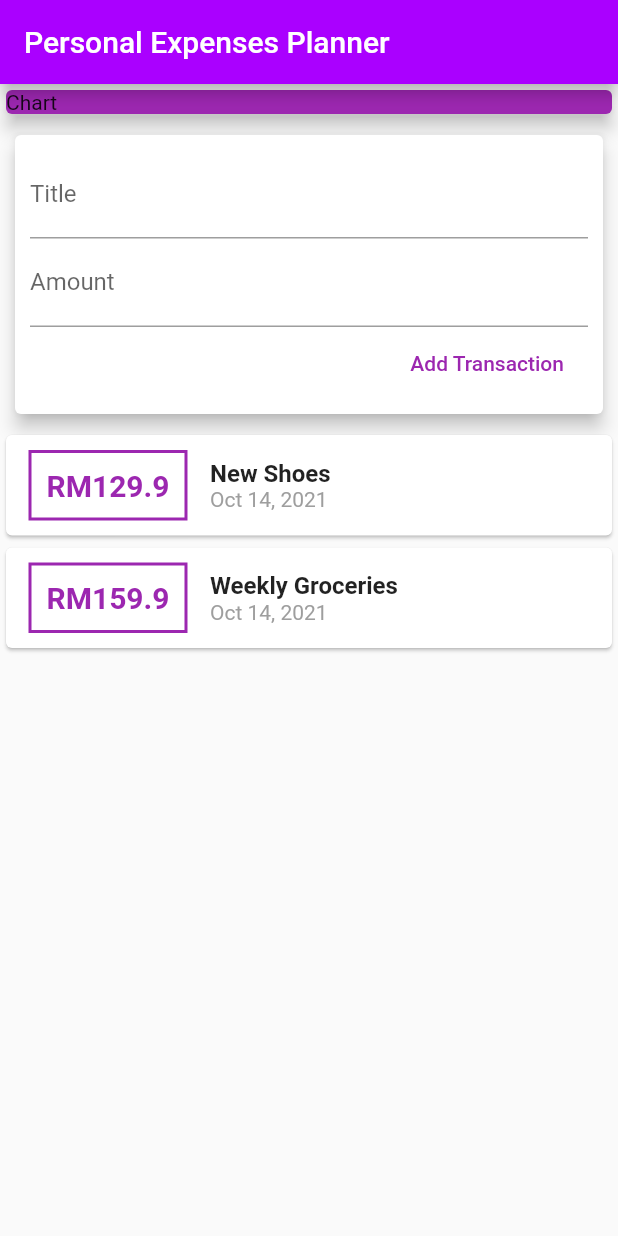
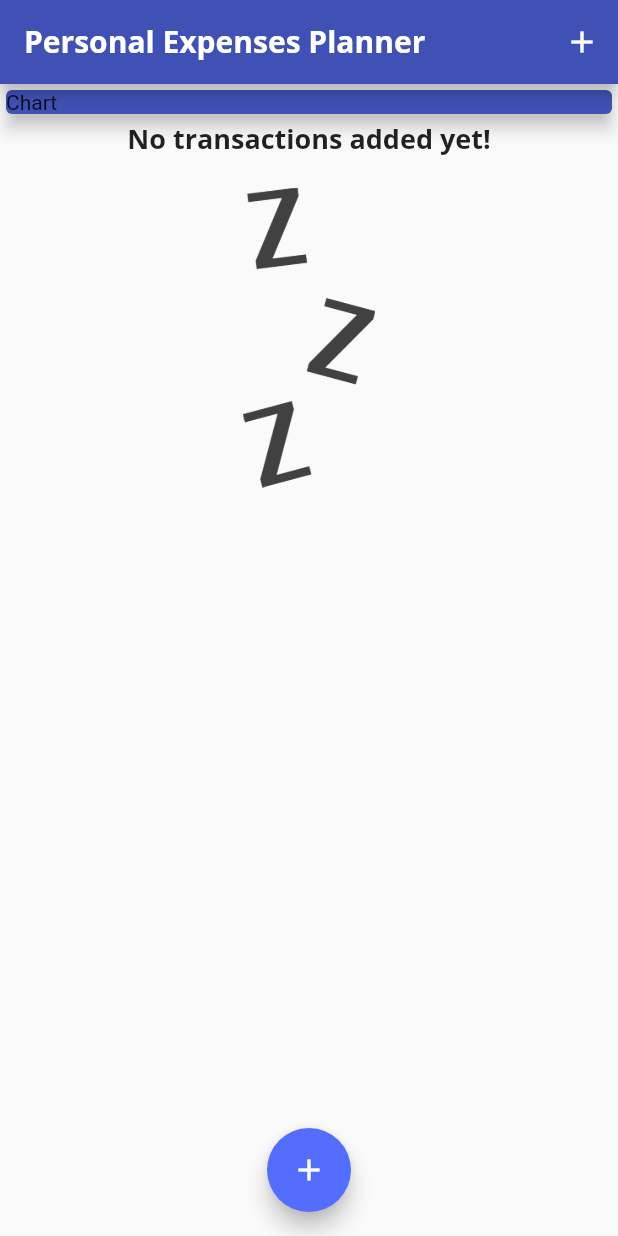
Before and after one commit to afiqaimanafr/personal-expenses-planner, a Flutter app: the screen it shows after launch, on a phone screen of 412 x 824 dp. Run offline on Flutter 3.47's test engine with Material 2 defaults, Android fonts, the phone set to English and light mode, and no system bars.

Commit message:
latest update

```diff
--- a/lib/main.dart
+++ b/lib/main.dart
@@ -1,7 +1,8 @@
 import 'package:flutter/material.dart';
-import './widgets/user_transaction.dart';
-
-const primaryColor = Color(0xFFAA00FF);
+import 'package:personal_expenses_planner/widgets/transaction_list.dart';
+import './widgets/new_transaction.dart';
+import './widgets/transaction_list.dart';
+import './models/transaction.dart';
 
 void main() => runApp(MyApp());
 
@@ -10,23 +11,93 @@
   Widget build(BuildContext context) {
     return MaterialApp(
       title: 'Personal Expenses Planner',
+      theme: ThemeData(
+        primarySwatch: Colors.indigo,
+        accentColor: Colors.indigoAccent,
+        fontFamily: 'Quicksand',
+        textTheme: ThemeData.light().textTheme.copyWith(
+              headline6: TextStyle(
+                fontFamily: 'OpenSans',
+                fontWeight: FontWeight.bold,
+                fontSize: 18,
+              ),
+            ),
+        appBarTheme: AppBarTheme(
+          textTheme: ThemeData.light().textTheme.copyWith(
+                  headline6: TextStyle(
+                fontFamily: 'OpenSans',
+                fontSize: 20,
+                fontWeight: FontWeight.bold,
+              )),
+        ),
+      ),
       home: MyHomePage(),
     );
   }
 }
 
-class MyHomePage extends StatelessWidget {
+class MyHomePage extends StatefulWidget {
   // String titleInput;
   // String amountInput;
-  final titleController = TextEditingController();
-  final amountController = TextEditingController();
+  @override
+  State<MyHomePage> createState() => _MyHomePageState();
+}
+
+class _MyHomePageState extends State<MyHomePage> {
+  final List<Transaction> _userTransactions = [
+    // Transaction(
+    //   id: 't1',
+    //   title: 'New Shoes',
+    //   amount: 129.90,
+    //   date: DateTime.now(),
+    // ),
+    // Transaction(
+    //   id: 't2',
+    //   title: 'Weekly Groceries',
+    //   amount: 159.90,
+    //   date: DateTime.now(),
+    // ),
+  ];
+
+  void _addNewTransaction(String txTitle, double txAmount) {
+    final newTx = Transaction(
+      title: txTitle,
+      amount: txAmount,
+      date: DateTime.now(),
+      id: DateTime.now().toString(),
+    );
+
+    setState(() {
+      _userTransactions.add(newTx);
+    });
+  }
+
+  void _startAddNewTransaction(BuildContext ctx) {
+    showModalBottomSheet(
+      context: ctx,
+      builder: (_) {
+        return GestureDetector(
+          onTap: () {},
+          child: NewTransaction(_addNewTransaction),
+          behavior: HitTestBehavior.opaque,
+        );
+      },
+    );
+  }
 
   @override
   Widget build(BuildContext context) {
     return Scaffold(
       appBar: AppBar(
-        backgroundColor: primaryColor,
-        title: Text('Personal Expenses Planner'),
+        title: Text(
+          'Personal Expenses Planner',
+        ),
+        actions: <Widget>[
+          IconButton(
+            onPressed: () => _startAddNewTransaction(context),
+            icon: Icon(Icons.add),
+          )
+        ],
       ),
       body: SingleChildScrollView(
         child: Column(
@@ -36,14 +107,19 @@
             Container(
               width: double.infinity,
               child: Card(
-                color: Colors.purple,
+                color: Theme.of(context).primaryColor,
                 child: Text('Chart'),
                 elevation: 5,
               ),
             ),
-            UserTransactions()
+            TransactionList(_userTransactions)
           ],
         ),
+      ),
+      floatingActionButtonLocation: FloatingActionButtonLocation.centerFloat,
+      floatingActionButton: FloatingActionButton(
+        child: Icon(Icons.add),
+        onPressed: () => _startAddNewTransaction(context),
       ),
     );
   }
--- a/lib/widgets/transaction_list.dart
+++ b/lib/widgets/transaction_list.dart
@@ -9,8 +9,29 @@
 
   @override
   Widget build(BuildContext context) {
-    return Column(
-      children: transactions.map((tx) {
+    return Container(
+      height: 300,
+      child: transactions.isEmpty
+          ? Column(
+              children: <Widget>[
+                Text(
+                  'No transactions added yet!',
+                  style: Theme.of(context).textTheme.headline6,
+                ),
+                SizedBox(
+                  height: 20,
+                ),
+                Container(
+                  height: 200,
+                  child: Image.asset(
+                    'assets/images/waiting.png',
+                    fit: BoxFit.cover,
+                  ),
+                ),
+              ],
+            )
+          : ListView.builder(
+              itemBuilder: (ctx, index) {
                 return Card(
                   child: Row(
                     children: <Widget>[
@@ -21,17 +42,17 @@
                         ),
                         decoration: BoxDecoration(
                           border: Border.all(
-                    color: Colors.purple,
+                            color: Theme.of(context).primaryColor,
                             width: 2,
                           ),
                         ),
                         padding: EdgeInsets.all(10),
                         child: Text(
-                  'RM${tx.amount}',
+                          'RM${transactions[index].amount.toStringAsFixed(2)}',
                           style: TextStyle(
                             fontWeight: FontWeight.bold,
                             fontSize: 20,
-                    color: Colors.purple,
+                            color: Theme.of(context).primaryColor,
                           ),
                         ),
                       ),
@@ -39,14 +60,11 @@
                         crossAxisAlignment: CrossAxisAlignment.start,
                         children: <Widget>[
                           Text(
-                    tx.title,
-                    style: TextStyle(
-                      fontSize: 16,
-                      fontWeight: FontWeight.bold,
-                    ),
+                            transactions[index].title,
+                            style: Theme.of(context).textTheme.headline6,
                           ),
                           Text(
-                    DateFormat.yMMMd().format(tx.date),
+                            DateFormat.yMMMd().format(transactions[index].date),
                             style: TextStyle(
                               color: Colors.grey,
                             ),
@@ -56,7 +74,9 @@
                     ],
                   ),
                 );
-      }).toList(),
+              },
+              itemCount: transactions.length,
+            ),
     );
   }
 }
--- a/lib/widgets/user_transaction.dart
+++ /dev/null
@@ -1,49 +0,0 @@
-import 'package:flutter/material.dart';
-import './new_transaction.dart';
-import './transaction_list.dart';
-import '../models/transaction.dart';
-
-class UserTransactions extends StatefulWidget {
-  @override
-  _UserTransactionsState createState() => _UserTransactionsState();
-}
-
-class _UserTransactionsState extends State<UserTransactions> {
-  final List<Transaction> _userTransactions = [
-    Transaction(
-      id: 't1',
-      title: 'New Shoes',
-      amount: 129.90,
-      date: DateTime.now(),
-    ),
-    Transaction(
-      id: 't2',
-      title: 'Weekly Groceries',
-      amount: 159.90,
-      date: DateTime.now(),
-    ),
-  ];
-
-  void _addNewTransaction(String txTitle, double txAmount) {
-    final newTx = Transaction(
-      title: txTitle,
-      amount: txAmount,
-      date: DateTime.now(),
-      id: DateTime.now().toString(),
-    );
-
-    setState(() {
-      _userTransactions.add(newTx);
-    });
-  }
-
-  @override
-  Widget build(BuildContext context) {
-    return Column(
-      children: <Widget>[
-        NewTransaction(_addNewTransaction),
-        TransactionList(_userTransactions),
-      ],
-    );
-  }
-}
```
Also changed, not shown: lib/widgets/chart.dart (added, +11 -0 lines), lib/widgets/new_transaction.dart (+30 -9 lines), pubspec.yaml (+13 -8 lines), assets/fonts/OpenSans-Bold.ttf (added), assets/fonts/OpenSans-Regular.ttf (added), assets/fonts/Quicksand-Bold.ttf (added), assets/fonts/Quicksand-Light.ttf (added), assets/fonts/Quicksand-Medium.ttf (added), assets/fonts/Quicksand-Regular.ttf (added), assets/images/waiting.png (added). Lines whose indentation alone changed are shown as unchanged.
